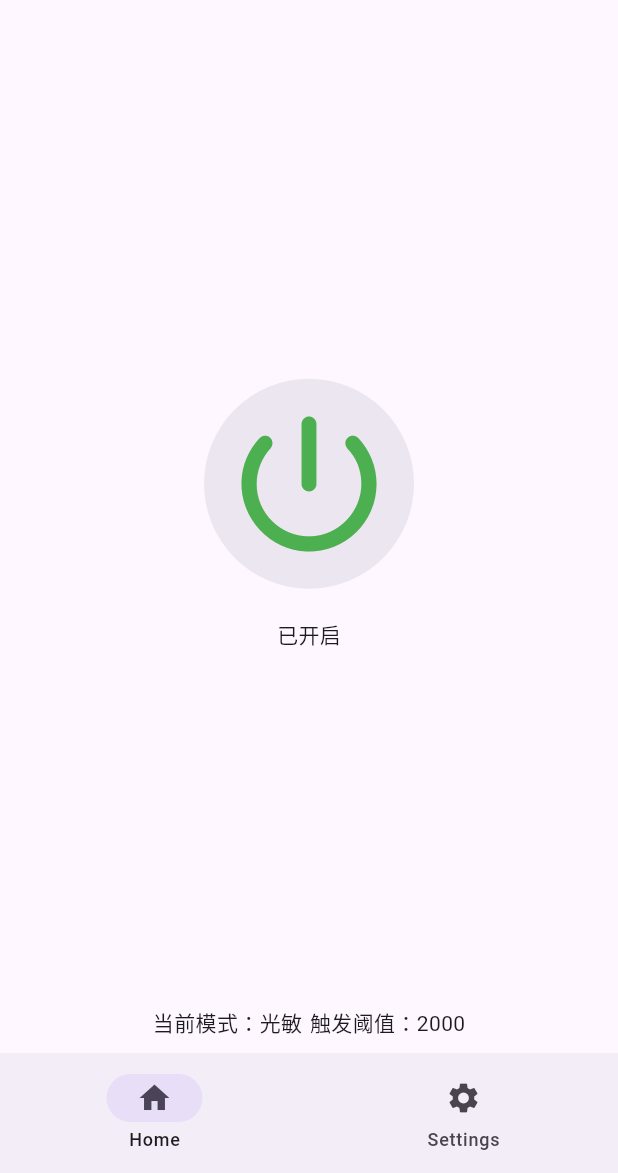
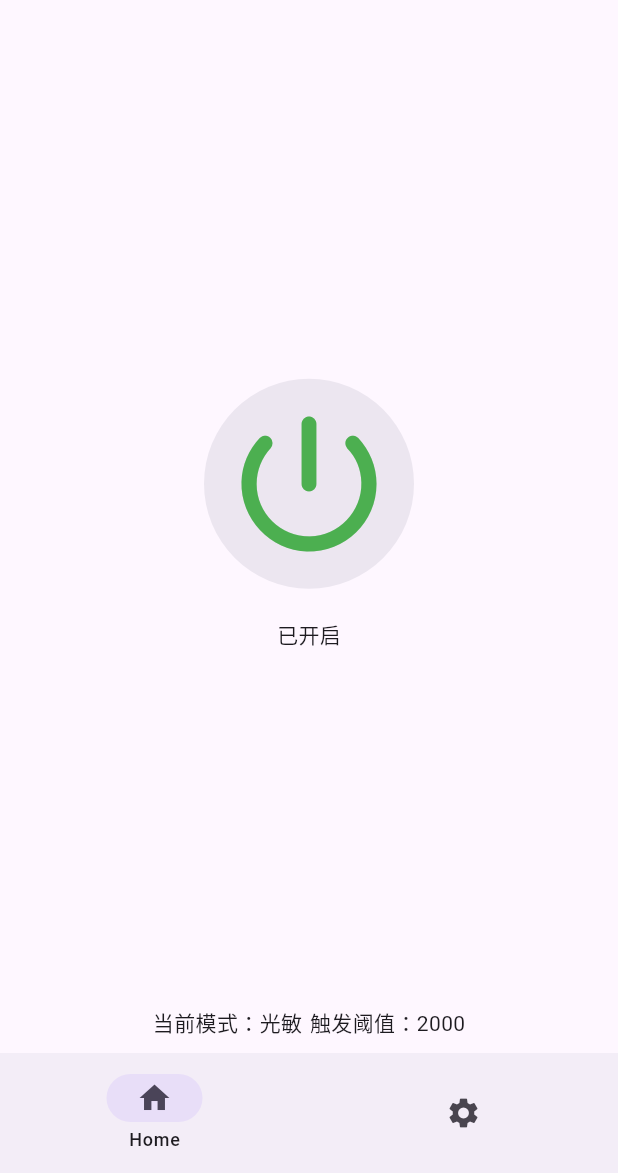
Before and after one commit to sunshj/davinci_lighter_flutter, a Flutter app: the screen it shows after launch, after a tap on the "power settings new" icon, on a phone screen of 412 x 824 dp, the part 63-1236 px from its top. Run offline on Flutter 3.47's test engine with Material 3 defaults, Android fonts, the phone set to English and light mode, and no system bars; our stand-ins replace permission_handler, shared_preferences; missing offline and left inert: ambient_light, noise_meter, torch_light.

Commit message:
feat(state): implement persistent state management with SharedPreferences
- Create AppState class to manage application state
- Add methods to save and load state from SharedPreferences
- Update main.dart to initialize AppState and pass it to MyApp
- Modify home.dart and settings.dart to use the new AppState
- Add shared_preferences dependency to pubspec.yaml

```diff
--- a/lib/main.dart
+++ b/lib/main.dart
@@ -1,19 +1,29 @@
 import 'package:davinci_lighter/pages/home.dart';
 import 'package:davinci_lighter/pages/settings.dart';
+import 'package:davinci_lighter/state/app_state.dart';
 import 'package:flutter/material.dart';
 import 'package:provider/provider.dart';
 
-void main(List<String> args) {
-  runApp(MyApp());
+void main(List<String> args) async {
+  // 确保 Flutter 绑定初始化
+  WidgetsFlutterBinding.ensureInitialized();
+
+  // 创建 AppState 并初始化
+  final appState = AppState();
+  await appState.init();
+
+  runApp(MyApp(appState: appState));
 }
 
 class MyApp extends StatelessWidget {
-  const MyApp({super.key});
+  final AppState appState;
+
+  const MyApp({super.key, required this.appState});
 
   @override
   Widget build(BuildContext context) {
-    return ChangeNotifierProvider(
-      create: (context) => AppState(),
+    return ChangeNotifierProvider.value(
+      value: appState,
       child: MaterialApp(
         debugShowCheckedModeBanner: false,
         title: 'Davinci Lighter',
@@ -24,58 +34,11 @@ class MyApp extends StatelessWidget {
   }
 }
 
-enum TorchMode { light, sound }
-
-class AppState extends ChangeNotifier {
-  var enable = false;
-
-  toggleEnable([bool? value]) {
-    enable = value ?? !enable;
-    notifyListeners();
-  }
-
-  var showValue = false;
-
-  toggleShowValue([bool? value]) {
-    showValue = value ?? !showValue;
-    notifyListeners();
-  }
-
-  var torchMode = TorchMode.light;
-
-  setTorchMode(TorchMode value) {
-    torchMode = value;
-    notifyListeners();
-  }
-
-  get torchModeText {
-    return torchMode == TorchMode.light ? '光敏' : '声控';
-  }
-
-  var lightThreshold = 2000;
-  var soundThreshold = 80;
-
-  get threshold {
-    return torchMode == TorchMode.light ? lightThreshold : soundThreshold;
-  }
-
-  setThreshold(TorchMode mode, int value) {
-    if (mode == TorchMode.light) {
-      lightThreshold = value;
-    } else {
-      soundThreshold = value;
-    }
-    notifyListeners();
-  }
-}
-
 class MainScreen extends StatefulWidget {
   const MainScreen({super.key});
 
   @override
-  State<StatefulWidget> createState() {
-    return _MainScreenState();
-  }
+  State<StatefulWidget> createState() => _MainScreenState();
 }
 
 class _MainScreenState extends State<MainScreen> {
@@ -88,6 +51,7 @@ class _MainScreenState extends State<MainScreen> {
     return Scaffold(
       body: IndexedStack(index: _selectedIndex, children: _pages),
       bottomNavigationBar: NavigationBar(
+        labelBehavior: NavigationDestinationLabelBehavior.onlyShowSelected,
         destinations: [
           NavigationDestination(icon: Icon(Icons.home), label: 'Home'),
           NavigationDestination(icon: Icon(Icons.settings), label: 'Settings'),
--- a/lib/pages/home.dart
+++ b/lib/pages/home.dart
@@ -1,5 +1,5 @@
 import 'dart:async';
-import 'package:davinci_lighter/main.dart';
+import 'package:davinci_lighter/state/app_state.dart';
 import 'package:davinci_lighter/util.dart';
 import 'package:flutter/material.dart';
 import 'package:flutter/services.dart';
@@ -19,6 +19,8 @@ class HomePage extends StatefulWidget {
 class _HomePageState extends State<HomePage> {
   double _lux = 0.0;
   StreamSubscription? _lightSensorStreamSub;
+  int _soundLevel = 0;
+  StreamSubscription? _soundSensorStreamSub;
 
   _toggleTorch(bool turnOn) {
     if (turnOn) {
@@ -48,9 +50,6 @@ class _HomePageState extends State<HomePage> {
       _toggleTorch(false);
     }
   }
-
-  int _soundLevel = 0;
-  StreamSubscription? _soundSensorStreamSub;
 
   _listenSoundLevel() {
     final appState = context.read<AppState>();
--- a/lib/pages/settings.dart
+++ b/lib/pages/settings.dart
@@ -1,4 +1,4 @@
-import 'package:davinci_lighter/main.dart';
+import 'package:davinci_lighter/state/app_state.dart';
 import 'package:flutter/material.dart';
 import 'package:flutter/services.dart';
 import 'package:provider/provider.dart';
--- /dev/null
+++ b/lib/state/app_state.dart
@@ -0,0 +1,79 @@
+import 'package:flutter/material.dart';
+import 'package:shared_preferences/shared_preferences.dart';
+
+enum TorchMode { light, sound }
+
+class AppState extends ChangeNotifier {
+  SharedPreferences? _prefs;
+
+  // 初始化方法，加载保存的设置
+  Future<void> init() async {
+    _prefs = await SharedPreferences.getInstance();
+    _loadSettings();
+  }
+
+  var enable = false;
+
+  toggleEnable([bool? value]) {
+    enable = value ?? !enable;
+    _saveSettings();
+    notifyListeners();
+  }
+
+  var showValue = false;
+
+  toggleShowValue([bool? value]) {
+    showValue = value ?? !showValue;
+    _saveSettings();
+    notifyListeners();
+  }
+
+  var torchMode = TorchMode.light;
+
+  setTorchMode(TorchMode value) {
+    torchMode = value;
+    _saveSettings();
+    notifyListeners();
+  }
+
+  get torchModeText {
+    return torchMode == TorchMode.light ? '光敏' : '声控';
+  }
+
+  var lightThreshold = 2000;
+  var soundThreshold = 80;
+
+  get threshold {
+    return torchMode == TorchMode.light ? lightThreshold : soundThreshold;
+  }
+
+  setThreshold(TorchMode mode, int value) {
+    if (mode == TorchMode.light) {
+      lightThreshold = value;
+    } else {
+      soundThreshold = value;
+    }
+    _saveSettings();
+    notifyListeners();
+  }
+
+  // 保存设置到 SharedPreferences
+  void _saveSettings() {
+    if (_prefs == null) return;
+
+    _prefs!.setBool('showValue', showValue);
+    _prefs!.setInt('torchMode', torchMode.index);
+    _prefs!.setInt('lightThreshold', lightThreshold);
+    _prefs!.setInt('soundThreshold', soundThreshold);
+  }
+
+  // 从 SharedPreferences 加载设置
+  void _loadSettings() {
+    if (_prefs == null) return;
+
+    showValue = _prefs!.getBool('showValue') ?? false;
+    torchMode = TorchMode.values[_prefs!.getInt('torchMode') ?? 0];
+    lightThreshold = _prefs!.getInt('lightThreshold') ?? 2000;
+    soundThreshold = _prefs!.getInt('soundThreshold') ?? 80;
+  }
+}
--- a/pubspec.yaml
+++ b/pubspec.yaml
@@ -1,5 +1,5 @@
 name: davinci_lighter
-description: "A new Flutter project."
+description: 'A new Flutter project.'
 # The following line prevents the package from being accidentally published to
 # pub.dev using `flutter pub publish`. This is preferred for private packages.
 publish_to: 'none' # Remove this line if you wish to publish to pub.dev
@@ -38,6 +38,7 @@ dependencies:
   permission_handler: ^11.4.0
   ambient_light: ^0.1.2
   noise_meter: ^5.0.2
+  shared_preferences: ^2.2.2
 
 dev_dependencies:
   # The "flutter_lints" package below contains a set of recommended lints to
@@ -52,7 +53,6 @@ dev_dependencies:
 
 # The following section is specific to Flutter packages.
 flutter:
-
   # The following line ensures that the Material Icons font is
   # included with your application, so that you can use the icons in
   # the material Icons class.
```
Also changed, not shown: pubspec.lock, 1 other file.
